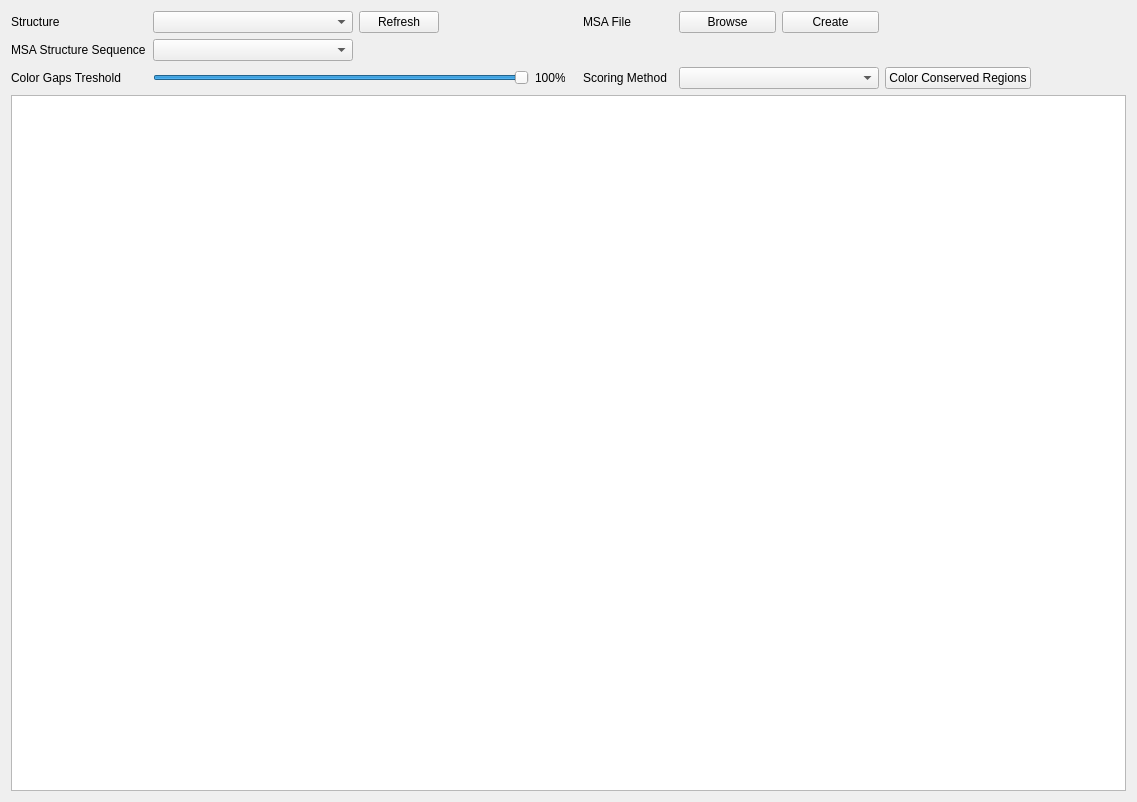
Qt form cbr/msa/visual/MsaViewer.ui (TUM-CBR/pymol-plugins) before a commit.
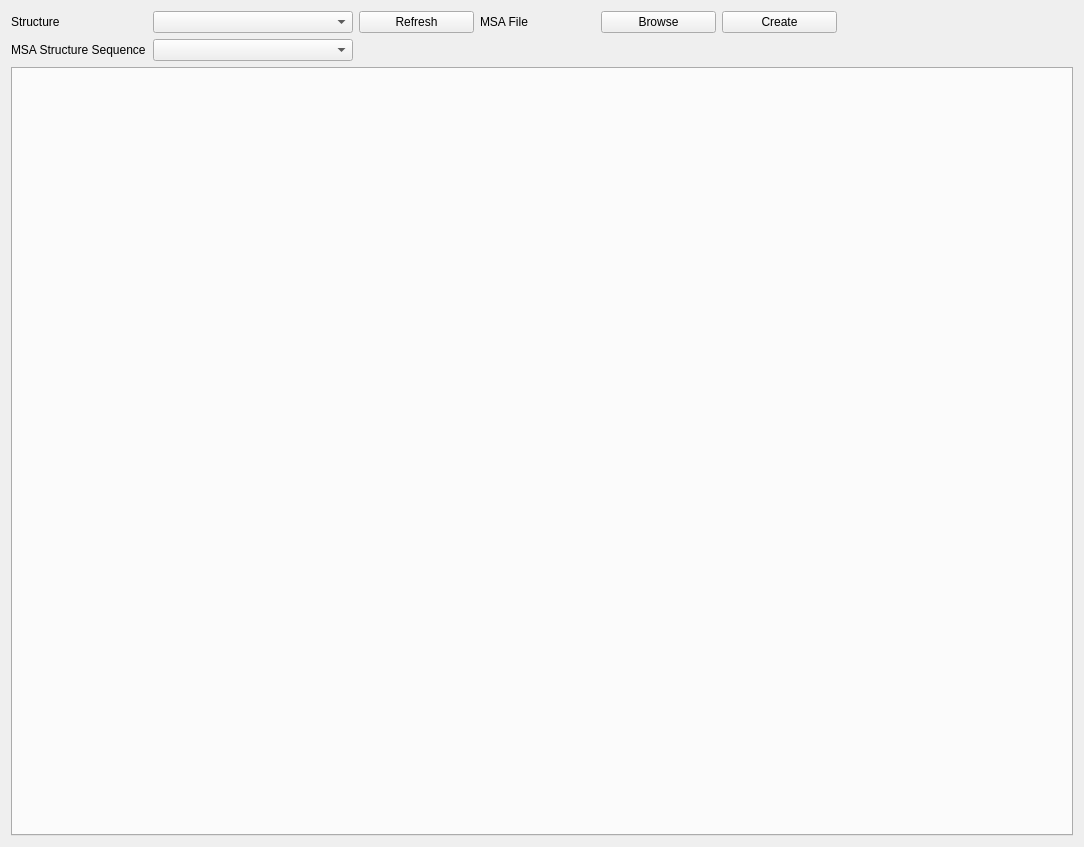
The same form after that commit.

Commit message: Modularize the 'Color by MSA' to allow more methods.

The edit to the form file:
```diff
--- a/cbr/msa/visual/MsaViewer.ui
+++ b/cbr/msa/visual/MsaViewer.ui
@@ -6,57 +6,15 @@
    <rect>
     <x>0</x>
     <y>0</y>
-    <width>1137</width>
-    <height>802</height>
+    <width>1084</width>
+    <height>847</height>
    </rect>
   </property>
   <property name="windowTitle">
    <string>Form</string>
   </property>
   <layout class="QGridLayout" name="gridLayout">
-   <item row="1" column="0">
-    <widget class="QLabel" name="label_3">
-     <property name="minimumSize">
-      <size>
-       <width>136</width>
-       <height>0</height>
-      </size>
-     </property>
-     <property name="text">
-      <string>MSA Structure Sequence</string>
-     </property>
-    </widget>
-   </item>
-   <item row="2" column="9" colspan="2">
-    <widget class="QComboBox" name="scoringCombo">
-     <property name="sizePolicy">
-      <sizepolicy hsizetype="Minimum" vsizetype="Fixed">
-       <horstretch>0</horstretch>
-       <verstretch>0</verstretch>
-      </sizepolicy>
-     </property>
-     <property name="minimumSize">
-      <size>
-       <width>200</width>
-       <height>0</height>
-      </size>
-     </property>
-    </widget>
-   </item>
-   <item row="2" column="12">
-    <spacer name="horizontalSpacer_4">
-     <property name="orientation">
-      <enum>Qt::Horizontal</enum>
-     </property>
-     <property name="sizeHint" stdset="0">
-      <size>
-       <width>40</width>
-       <height>20</height>
-      </size>
-     </property>
-    </spacer>
-   </item>
-   <item row="0" column="10">
+   <item row="0" column="5">
     <widget class="QPushButton" name="createMsaButton">
      <property name="text">
       <string>Create</string>
@@ -79,79 +37,13 @@
      </property>
     </widget>
    </item>
-   <item row="0" column="11" colspan="2">
-    <spacer name="horizontalSpacer_3">
-     <property name="orientation">
-      <enum>Qt::Horizontal</enum>
-     </property>
-     <property name="sizeHint" stdset="0">
-      <size>
-       <width>40</width>
-       <height>20</height>
-      </size>
-     </property>
-    </spacer>
-   </item>
-   <item row="2" column="11">
-    <widget class="QPushButton" name="colorConservedButton">
-     <property name="minimumSize">
-      <size>
-       <width>0</width>
-       <height>0</height>
-      </size>
-     </property>
-     <property name="text">
-      <string>Color Conserved Regions</string>
-     </property>
-    </widget>
-   </item>
-   <item row="0" column="7">
+   <item row="0" column="3">
     <widget class="QLabel" name="label">
      <property name="text">
       <string>MSA File</string>
      </property>
     </widget>
    </item>
-   <item row="0" column="9">
-    <widget class="QPushButton" name="selectMsaButton">
-     <property name="minimumSize">
-      <size>
-       <width>0</width>
-       <height>0</height>
-      </size>
-     </property>
-     <property name="text">
-      <string>Browse</string>
-     </property>
-    </widget>
-   </item>
-   <item row="2" column="0">
-    <widget class="QLabel" name="label_5">
-     <property name="text">
-      <string>Color Gaps Treshold</string>
-     </property>
-    </widget>
-   </item>
-   <item row="2" column="7">
-    <widget class="QLabel" name="label_4">
-     <property name="text">
-      <string>Scoring Method</string>
-     </property>
-    </widget>
-   </item>
-   <item row="0" column="3" rowspan="2">
-    <spacer name="horizontalSpacer_2">
-     <property name="orientation">
-      <enum>Qt::Horizontal</enum>
-     </property>
-     <property name="sizeHint" stdset="0">
-      <size>
-       <width>40</width>
-       <height>20</height>
-      </size>
-     </property>
-    </spacer>
-   </item>
    <item row="0" column="0">
     <widget class="QLabel" name="label_2">
      <property name="text">
@@ -159,108 +51,15 @@
      </property>
     </widget>
    </item>
-   <item row="2" column="4">
-    <widget class="QLabel" name="gapTresholdLabel">
-     <property name="sizePolicy">
-      <sizepolicy hsizetype="Fixed" vsizetype="Preferred">
-       <horstretch>0</horstretch>
-       <verstretch>0</verstretch>
-      </sizepolicy>
-     </property>
-     <property name="minimumSize">
-      <size>
-       <width>30</width>
-       <height>0</height>
-      </size>
-     </property>
-     <property name="maximumSize">
-      <size>
-       <width>30</width>
-       <height>16777215</height>
-      </size>
-     </property>
-     <property name="baseSize">
-      <size>
-       <width>30</width>
-       <height>0</height>
-      </size>
-     </property>
-     <property name="text">
-      <string>100%</string>
-     </property>
-    </widget>
-   </item>
-   <item row="2" column="1" colspan="3">
-    <widget class="QSlider" name="gapTresholdSlider">
-     <property name="sizePolicy">
-      <sizepolicy hsizetype="MinimumExpanding" vsizetype="Fixed">
-       <horstretch>0</horstretch>
-       <verstretch>0</verstretch>
-      </sizepolicy>
-     </property>
-     <property name="minimumSize">
-      <size>
-       <width>0</width>
-       <height>0</height>
-      </size>
-     </property>
-     <property name="maximumSize">
-      <size>
-       <width>16777215</width>
-       <height>16777215</height>
-      </size>
-     </property>
-     <property name="baseSize">
-      <size>
-       <width>200</width>
-       <height>0</height>
-      </size>
-     </property>
-     <property name="minimum">
-      <number>1</number>
-     </property>
-     <property name="maximum">
-      <number>100</number>
-     </property>
-     <property name="sliderPosition">
-      <number>100</number>
-     </property>
-     <property name="tracking">
-      <bool>true</bool>
-     </property>
-     <property name="orientation">
-      <enum>Qt::Horizontal</enum>
-     </property>
-     <property name="tickPosition">
-      <enum>QSlider::NoTicks</enum>
-     </property>
-    </widget>
-   </item>
-   <item row="1" column="1">
-    <widget class="QComboBox" name="sequenceCombo">
-     <property name="sizePolicy">
-      <sizepolicy hsizetype="Minimum" vsizetype="Fixed">
-       <horstretch>0</horstretch>
-       <verstretch>0</verstretch>
-      </sizepolicy>
-     </property>
-     <property name="minimumSize">
-      <size>
-       <width>200</width>
-       <height>0</height>
-      </size>
-     </property>
-    </widget>
-   </item>
-   <item row="1" column="9" colspan="4">
+   <item row="1" column="4" colspan="4">
     <widget class="QLabel" name="selectedFileLabel">
      <property name="text">
       <string/>
      </property>
     </widget>
    </item>
-   <item row="5" column="0" colspan="14">
-    <widget class="QTableWidget" name="resultsTable"/>
+   <item row="2" column="0" colspan="8">
+    <widget class="QTabWidget" name="msaColoringWidgets"/>
    </item>
    <item row="0" column="2">
     <widget class="QPushButton" name="structuresRefreshButton">
@@ -269,6 +68,61 @@
      </property>
     </widget>
    </item>
+   <item row="1" column="0">
+    <widget class="QLabel" name="label_3">
+     <property name="minimumSize">
+      <size>
+       <width>136</width>
+       <height>0</height>
+      </size>
+     </property>
+     <property name="text">
+      <string>MSA Structure Sequence</string>
+     </property>
+    </widget>
+   </item>
+   <item row="0" column="6" colspan="2">
+    <spacer name="horizontalSpacer_3">
+     <property name="orientation">
+      <enum>Qt::Horizontal</enum>
+     </property>
+     <property name="sizeHint" stdset="0">
+      <size>
+       <width>40</width>
+       <height>20</height>
+      </size>
+     </property>
+    </spacer>
+   </item>
+   <item row="0" column="4">
+    <widget class="QPushButton" name="selectMsaButton">
+     <property name="minimumSize">
+      <size>
+       <width>0</width>
+       <height>0</height>
+      </size>
+     </property>
+     <property name="text">
+      <string>Browse</string>
+     </property>
+    </widget>
+   </item>
+   <item row="1" column="1">
+    <widget class="QComboBox" name="sequenceCombo">
+     <property name="sizePolicy">
+      <sizepolicy hsizetype="Minimum" vsizetype="Fixed">
+       <horstretch>0</horstretch>
+       <verstretch>0</verstretch>
+      </sizepolicy>
+     </property>
+     <property name="minimumSize">
+      <size>
+       <width>200</width>
+       <height>0</height>
+      </size>
+     </property>
+    </widget>
+   </item>
   </layout>
  </widget>
  <resources/>
```
The commit also changes 9 other files.
